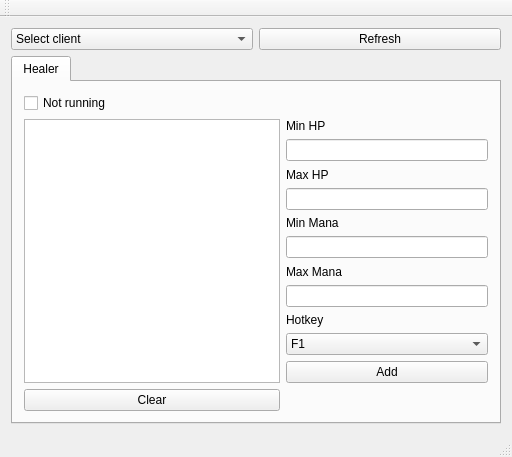
The window that gui/AlmostManualBot/mainwindow.ui (stryku/amb) describes before a commit, drawn with Qt 5.
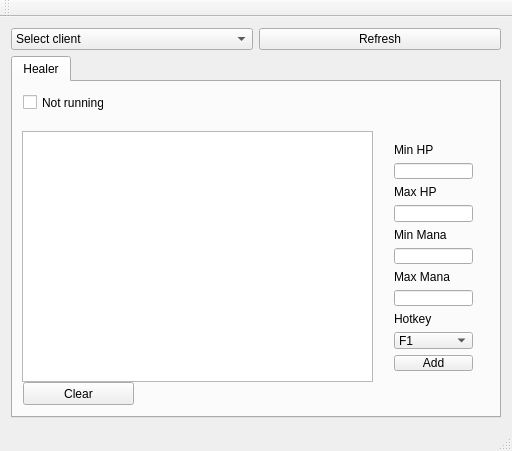
The same window after the commit.

Commit message: added reseting healer table headers when clearing

```diff
--- a/gui/AlmostManualBot/mainwindow.ui
+++ b/gui/AlmostManualBot/mainwindow.ui
@@ -40,18 +40,25 @@
        <attribute name="title">
         <string>Healer</string>
        </attribute>
-       <layout class="QGridLayout" name="gridLayout_3">
-        <item row="0" column="0">
-         <widget class="QCheckBox" name="checkBox">
-          <property name="text">
-           <string>Not running</string>
-          </property>
-         </widget>
-        </item>
-        <item row="1" column="0">
-         <widget class="QTableView" name="tableHealerRules"/>
-        </item>
-        <item row="1" column="1">
+       <widget class="QTableView" name="tableHealerRules">
+        <property name="geometry">
+         <rect>
+          <x>9</x>
+          <y>49</y>
+          <width>351</width>
+          <height>251</height>
+         </rect>
+        </property>
+       </widget>
+       <widget class="QWidget" name="layoutWidget">
+        <property name="geometry">
+         <rect>
+          <x>370</x>
+          <y>50</y>
+          <width>101</width>
+          <height>250</height>
+         </rect>
+        </property>
          <layout class="QGridLayout" name="gridLayout">
           <item row="0" column="0">
            <widget class="QLabel" name="label">
@@ -172,15 +179,33 @@
            </widget>
           </item>
          </layout>
-        </item>
-        <item row="2" column="0">
+       </widget>
          <widget class="QPushButton" name="btnHealerClear">
+        <property name="geometry">
+         <rect>
+          <x>10</x>
+          <y>300</y>
+          <width>111</width>
+          <height>23</height>
+         </rect>
+        </property>
           <property name="text">
            <string>Clear</string>
           </property>
          </widget>
-        </item>
-       </layout>
+       <widget class="QCheckBox" name="checkBoxHealerRun">
+        <property name="geometry">
+         <rect>
+          <x>10</x>
+          <y>10</y>
+          <width>81</width>
+          <height>21</height>
+         </rect>
+        </property>
+        <property name="text">
+         <string>Not running</string>
+        </property>
+       </widget>
       </widget>
      </widget>
     </item>
```
Lines whose indentation alone changed are shown as unchanged. The commit also changes 2 other files.
